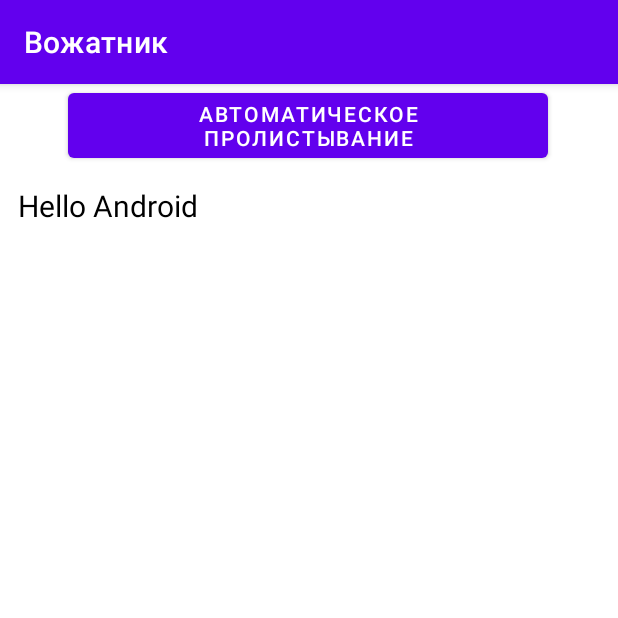
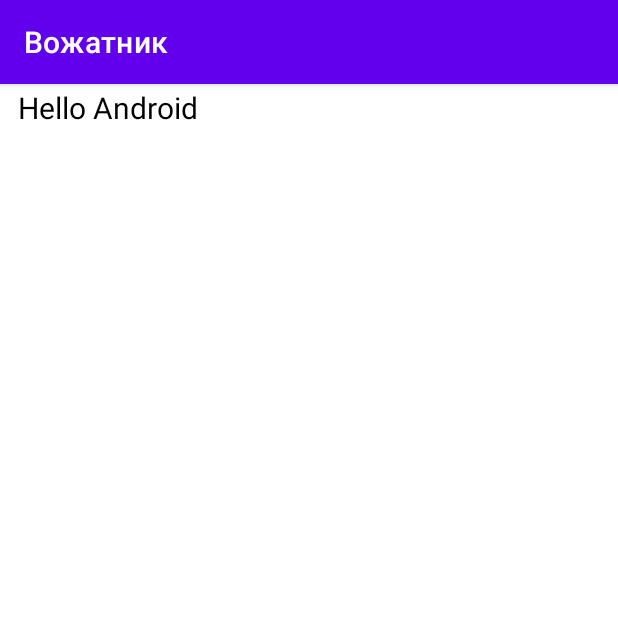
Before and after one commit to sasa12366/Vozhatnik_2.0, an Android app: the MysicActivity screen opened directly, with no data from a screen before it, on a phone screen of 412 x 824 dp, the top half of it. Run offline under Robolectric (Android 15) with nearby library versions, the phone set to English and light mode, and no system bars; network calls fail.

Commit message:
Новая версия.

```diff
--- a/app/src/main/res/layout/activity_mysic.xml
+++ b/app/src/main/res/layout/activity_mysic.xml
@@ -11,7 +11,6 @@
         android:layout_width="0dp"
         android:layout_height="wrap_content"
         android:layout_margin="10dp"
-        android:layout_marginTop="8dp"
         android:background="#FFFFFF"
         android:fontFamily="sans-serif"
         android:padding="2dp"
@@ -23,17 +22,8 @@
         app:layout_constraintEnd_toEndOf="parent"
         app:layout_constraintHorizontal_bias="0.473"
         app:layout_constraintStart_toStartOf="parent"
-        app:layout_constraintTop_toBottomOf="@+id/button" />
+        app:layout_constraintTop_toTopOf="@+id/button" />
 
-    <Button
-        android:id="@+id/button"
-        android:layout_width="wrap_content"
-        android:layout_height="wrap_content"
-        android:onClick="avtoScroll"
-        android:text="Автоматическое пролистывание"
-        app:layout_constraintEnd_toEndOf="parent"
-        app:layout_constraintHorizontal_bias="0.494"
-        app:layout_constraintStart_toStartOf="parent"
-        tools:layout_editor_absoluteY="4dp" />
+
 
 </androidx.constraintlayout.widget.ConstraintLayout>
```
